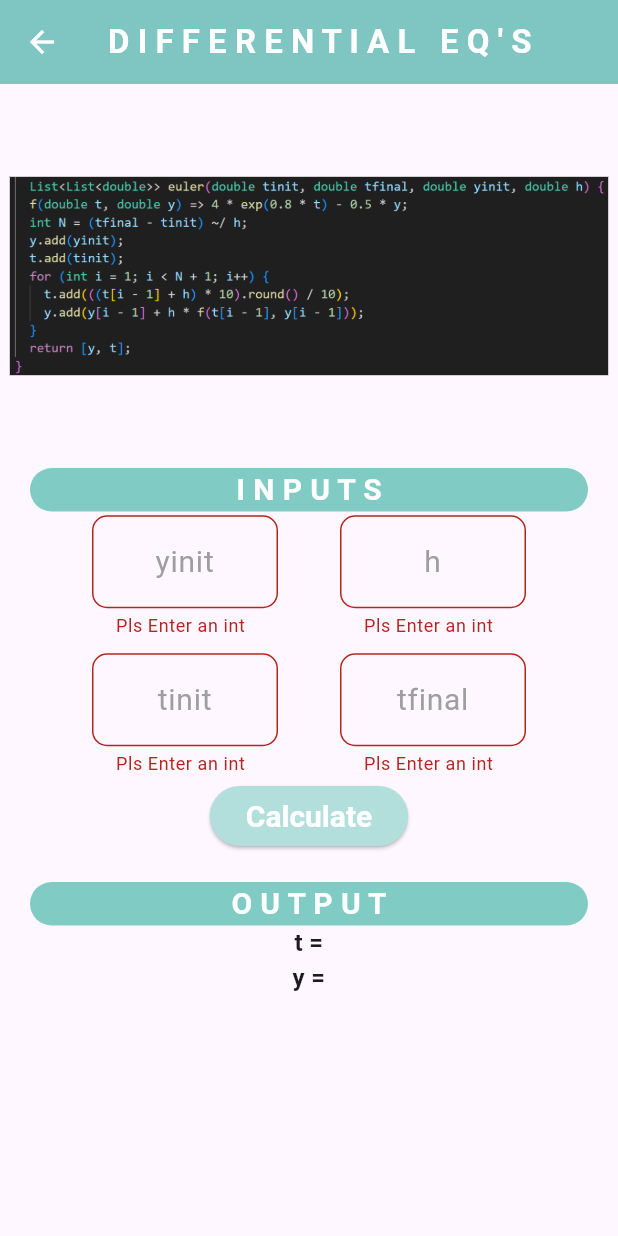
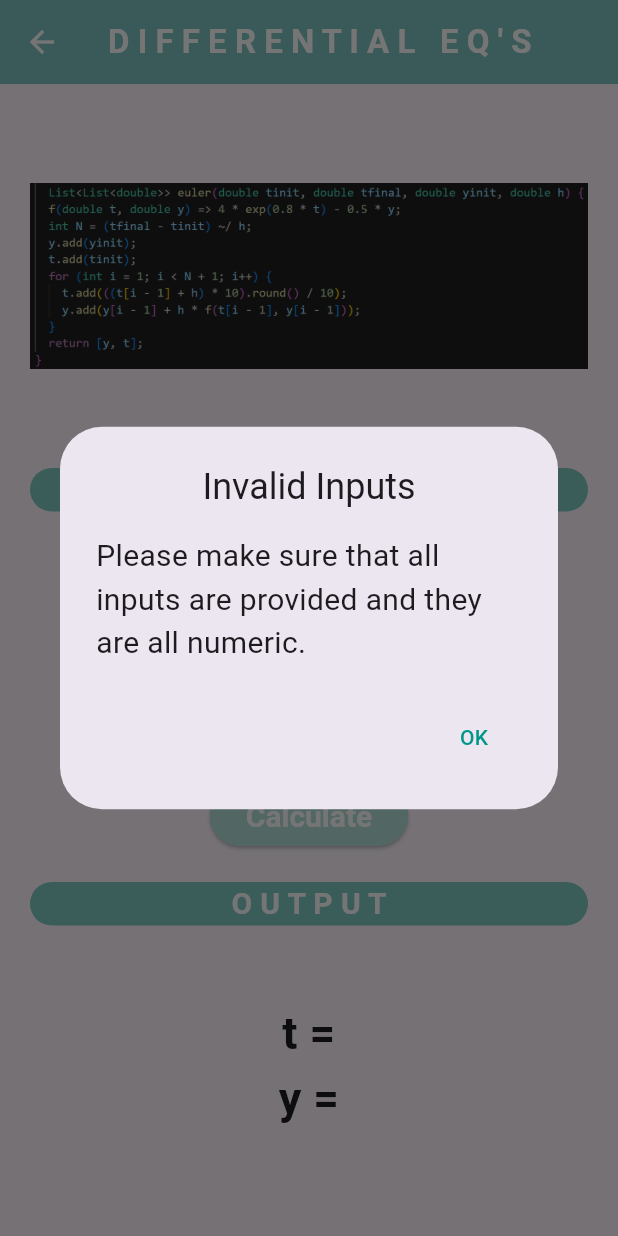
Before and after one commit to JawadZ02/MTH-App, a Flutter app: the DifferentialPage screen opened directly, after a tap on "Calculate", on a phone screen of 412 x 824 dp. Run offline on Flutter 3.47's test engine with Material 3 defaults, Android fonts, the phone set to English and light mode, and no system bars; drawn by our look-alikes of auto_size_text.

Commit message:
updated design of differential page

```diff
--- a/lib/pages/differential.dart
+++ b/lib/pages/differential.dart
@@ -1,32 +1,26 @@
 import 'package:flutter/material.dart';
 import 'dart:math';
+import 'package:auto_size_text/auto_size_text.dart';
+import 'package:flutter/widgets.dart';
 
-final _formKey = GlobalKey<FormState>();
-
-String? integerValidator(String? name) {
-  if (name == null || name.isEmpty) {
-    return 'Pls Enter an int';
-  }
-  // Try parsing the input as an integer
-  if (int.tryParse(name) == null) {
-    return 'Pls Enter an int';
-  }
-  return null; // Input is valid
-}
-
-// ignore: must_be_immutable
 class DifferentialPage extends StatefulWidget {
-  DifferentialPage({super.key});
+  const DifferentialPage({super.key});
 
   @override
   State<DifferentialPage> createState() => _DifferentialPageState();
 }
 
 class _DifferentialPageState extends State<DifferentialPage> {
+  // inputs
   String yinit = '';
   String h = '';
   String tinit = '';
   String tfinal = '';
+
+  // outputs
+  List<double> y = [];
+  List<double> t = [];
+
   List<List<double>> euler(
       double tinit, double tfinal, double yinit, double h) {
     f(double t, double y) => 4 * exp(0.8 * t) - 0.5 * y;
@@ -39,9 +33,6 @@ class _DifferentialPageState extends State<DifferentialPage> {
     }
     return [y, t];
   }
-
-  List<double> y = [];
-  List<double> t = [];
 
   @override
   Widget build(BuildContext context) {
@@ -62,20 +53,16 @@ class _DifferentialPageState extends State<DifferentialPage> {
         child: Column(
           children: [
             Expanded(
-              child: FittedBox(
               child: Container(
                 alignment: Alignment.center,
                 margin: const EdgeInsets.fromLTRB(20, 20, 20, 20),
-                  decoration: BoxDecoration(
-                      border: Border.all(width: 1, color: Colors.grey)),
+                //decoration: BoxDecoration(border: Border.all(width: 1, color: Colors.grey)),
                 child: const Image(
                   image: AssetImage('images/Euler_Code.png'),
                 ),
               ),
             ),
-            ),
             Expanded(
-              child: Form(
               child: Container(
                 margin: const EdgeInsets.fromLTRB(20, 0, 20, 0),
                 //decoration: BoxDecoration(border: Border.all(width: 1)),
@@ -93,10 +80,9 @@ class _DifferentialPageState extends State<DifferentialPage> {
                             fontSize: 20,
                             fontWeight: FontWeight.bold,
                             color: Colors.white),
-                          )),
-                      Form(
-                        key: _formKey,
-                        child: Column(
+                      ),
+                    ),
+                    Column(
                       mainAxisAlignment: MainAxisAlignment.center,
                       children: [
                         Row(
@@ -105,7 +91,7 @@ class _DifferentialPageState extends State<DifferentialPage> {
                             const Spacer(),
                             Expanded(
                               flex: 3,
-                                  child: TextFormField(
+                              child: TextField(
                                 onChanged: (value) {
                                   yinit = value;
                                 },
@@ -118,25 +104,22 @@ class _DifferentialPageState extends State<DifferentialPage> {
                                   hintStyle:
                                       const TextStyle(color: Colors.grey),
                                   border: OutlineInputBorder(
-                                        borderRadius:
-                                            BorderRadius.circular(10.0),
+                                    borderRadius: BorderRadius.circular(10.0),
                                   ),
                                   focusedBorder: OutlineInputBorder(
-                                        borderRadius:
-                                            BorderRadius.circular(10.0),
+                                    borderRadius: BorderRadius.circular(10.0),
                                     borderSide: BorderSide(
                                       color: Colors.teal[200]!,
                                       width: 2.0,
                                     ),
                                   ),
                                 ),
-                                    validator: integerValidator,
                               ),
                             ),
                             const Spacer(),
                             Expanded(
                               flex: 3,
-                                  child: TextFormField(
+                              child: TextField(
                                 onChanged: (value) {
                                   h = value;
                                 },
@@ -149,19 +132,16 @@ class _DifferentialPageState extends State<DifferentialPage> {
                                   hintStyle:
                                       const TextStyle(color: Colors.grey),
                                   border: OutlineInputBorder(
-                                        borderRadius:
-                                            BorderRadius.circular(10.0),
+                                    borderRadius: BorderRadius.circular(10.0),
                                   ),
                                   focusedBorder: OutlineInputBorder(
-                                        borderRadius:
-                                            BorderRadius.circular(10.0),
+                                    borderRadius: BorderRadius.circular(10.0),
                                     borderSide: BorderSide(
                                       color: Colors.teal[200]!,
                                       width: 2.0,
                                     ),
                                   ),
                                 ),
-                                    validator: integerValidator,
                               ),
                             ),
                             const Spacer(),
@@ -187,25 +167,22 @@ class _DifferentialPageState extends State<DifferentialPage> {
                                   hintStyle:
                                       const TextStyle(color: Colors.grey),
                                   border: OutlineInputBorder(
-                                        borderRadius:
-                                            BorderRadius.circular(10.0),
+                                    borderRadius: BorderRadius.circular(10.0),
                                   ),
                                   focusedBorder: OutlineInputBorder(
-                                        borderRadius:
-                                            BorderRadius.circular(10.0),
+                                    borderRadius: BorderRadius.circular(10.0),
                                     borderSide: BorderSide(
                                       color: Colors.teal[200]!,
                                       width: 2.0,
                                     ),
                                   ),
                                 ),
-                                    validator: integerValidator,
                               ),
                             ),
                             const Spacer(),
                             Expanded(
                               flex: 3,
-                                  child: TextFormField(
+                              child: TextField(
                                 onChanged: (value) {
                                   tfinal = value;
                                 },
@@ -218,19 +195,16 @@ class _DifferentialPageState extends State<DifferentialPage> {
                                   hintStyle:
                                       const TextStyle(color: Colors.grey),
                                   border: OutlineInputBorder(
-                                        borderRadius:
-                                            BorderRadius.circular(10.0),
+                                    borderRadius: BorderRadius.circular(10.0),
                                   ),
                                   focusedBorder: OutlineInputBorder(
-                                        borderRadius:
-                                            BorderRadius.circular(10.0),
+                                    borderRadius: BorderRadius.circular(10.0),
                                     borderSide: BorderSide(
                                       color: Colors.teal[200]!,
                                       width: 2.0,
                                     ),
                                   ),
                                 ),
-                                    validator: integerValidator,
                               ),
                             ),
                             const Spacer(),
@@ -238,34 +212,84 @@ class _DifferentialPageState extends State<DifferentialPage> {
                         ),
                       ],
                     ),
-                      ),
                     ElevatedButton(
                         onPressed: () {
-                            setState(() {
-                              _formKey.currentState!.validate();
-                              if (_formKey.currentState!.validate()) {
-                                y = [];
-                                t = [];
+                          // check if all inputs are valid (not empty and correct types)
+                          // if not, then show pop up message
+
+                          // remove trailing whitespaces from inputs
+                          tinit = tinit.trim();
+                          tfinal = tfinal.trim();
+                          yinit = yinit.trim();
+                          h = h.trim();
+
+                          bool inputsNotEmpty = tinit.isNotEmpty &&
+                              tfinal.isNotEmpty &&
+                              yinit.isNotEmpty &&
+                              h.isNotEmpty;
+                          bool inputsCorrectTypes =
+                              double.tryParse(tinit) != null &&
+                                  double.tryParse(tfinal) != null &&
+                                  double.tryParse(yinit) != null &&
+                                  double.tryParse(h) != null;
+
+                          if (inputsNotEmpty && inputsCorrectTypes) {
+                            // all inputs valid, so calculate
+
                             double tinitValue = double.parse(tinit);
                             double tfinalValue = double.parse(tfinal);
                             double yinitValue = double.parse(yinit);
                             double hValue = double.parse(h);
-                                List<List<double>> result = euler(tinitValue,
-                                    tfinalValue, yinitValue, hValue);
+
+                            List<List<double>> result = euler(
+                                tinitValue, tfinalValue, yinitValue, hValue);
+
+                            setState(() {
                               y = result[0];
                               t = result[1];
+                            });
                           } else {
+                            // inputs invalid, so show pop up message
+                            showDialog(
+                              context: context,
+                              builder: (BuildContext context) {
+                                return AlertDialog(
+                                  title: const Text(
+                                    'Invalid Inputs',
+                                    textAlign: TextAlign.center,
+                                    style: TextStyle(fontSize: 24),
+                                  ),
+                                  content: const Text(
+                                    "Please make sure that all inputs are provided and they are all numeric.",
+                                    style: TextStyle(fontSize: 20),
+                                  ),
+                                  actions: [
+                                    TextButton(
+                                      child: const Text(
+                                        'OK',
+                                        style: TextStyle(color: Colors.teal),
+                                      ),
+                                      onPressed: () {
+                                        Navigator.of(context)
+                                            .pop(); // Close the dialog
+                                      },
+                                    ),
+                                  ],
+                                );
+                              },
+                            );
+
+                            setState(() {
                               y = [];
                               t = [];
+                            });
                           }
-                            });
-                            int ylength = y.length;
+
                           debugPrint(
-                                'h = $h, tinit = $tinit, tfinal = $tfinal, yinit = $yinit, yone = ${y[1]}, ylength=$ylength');
+                              'h = $h, tinit = $tinit, tfinal = $tfinal, yinit = $yinit, y=$y, t=$t');
                         },
                         child: const Text('Calculate')),
                   ],
-                  ),
                 ),
               ),
             ),
@@ -274,7 +298,9 @@ class _DifferentialPageState extends State<DifferentialPage> {
                 alignment: Alignment.center,
                 margin: const EdgeInsets.fromLTRB(20, 0, 20, 20),
                 //decoration: BoxDecoration(border: Border.all(width: 1)),
-                child: Column(children: [
+                child: Column(
+                  //mainAxisAlignment: MainAxisAlignment.center,
+                  children: [
                     Container(
                       margin: const EdgeInsets.only(top: 20),
                       alignment: Alignment.topCenter,
@@ -289,23 +315,33 @@ class _DifferentialPageState extends State<DifferentialPage> {
                             color: Colors.white),
                       ),
                     ),
-                  Text(
-                    't = ${t.map((double value) => value.toStringAsFixed(0)).join(', ')}',
+                    Expanded(
+                      child: Column(
+                        mainAxisAlignment: MainAxisAlignment.center,
+                        children: [
+                          AutoSizeText(
+                            't = ${t.map((double value) => value.toStringAsFixed(1)).join(', ')}',
                             textAlign: TextAlign.center,
                             style: const TextStyle(
-                      fontSize: 16,
+                              fontSize: 30,
                               fontWeight: FontWeight.bold,
                             ),
+                            maxLines: 2,
                           ),
-                  Text(
-                    'y = ${y.map((double value) => value.toStringAsFixed(0)).join(', ')}',
+                          AutoSizeText(
+                            'y = ${y.map((double value) => value.toStringAsFixed(2)).join(', ')}',
                             textAlign: TextAlign.center,
                             style: const TextStyle(
-                      fontSize: 16,
+                              fontSize: 30,
                               fontWeight: FontWeight.bold,
                             ),
+                            maxLines: 3,
                           ),
-                ]),
+                        ],
+                      ),
+                    ),
+                  ],
+                ),
               ),
             ),
           ],
--- a/pubspec.yaml
+++ b/pubspec.yaml
@@ -35,6 +35,7 @@ dependencies:
   # The following adds the Cupertino Icons font to your application.
   # Use with the CupertinoIcons class for iOS style icons.
   cupertino_icons: ^1.0.2
+  auto_size_text: ^3.0.0
 
 dev_dependencies:
   flutter_test:
```
Also changed, not shown: pubspec.lock. Lines whose indentation alone changed are shown as unchanged.
